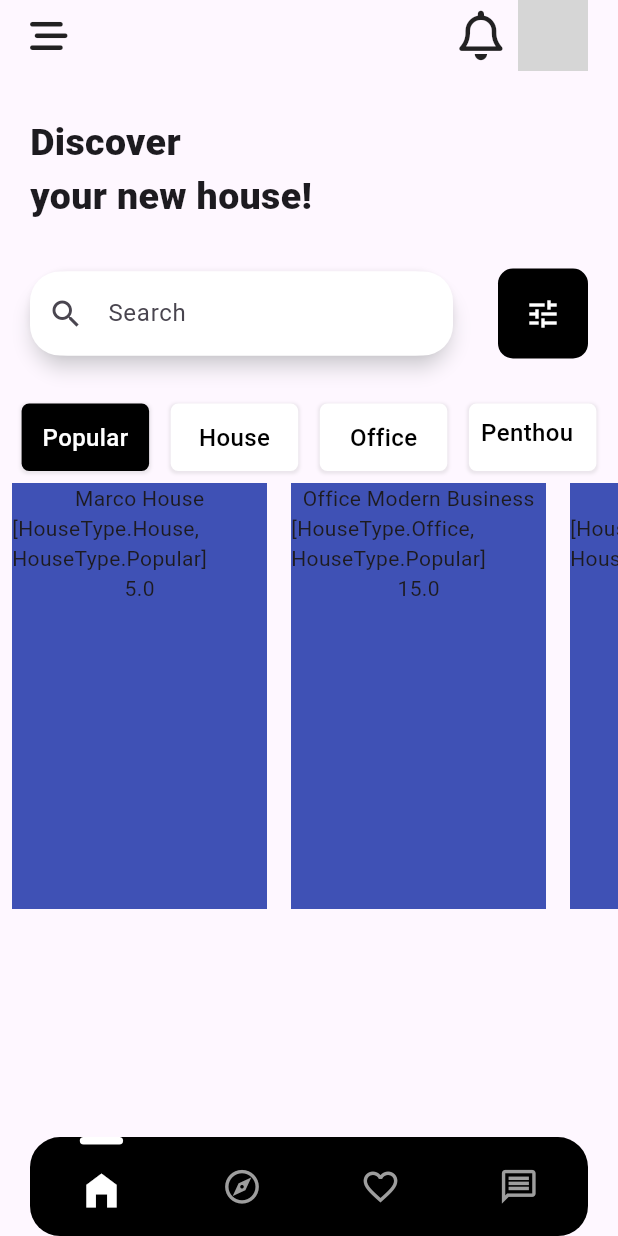
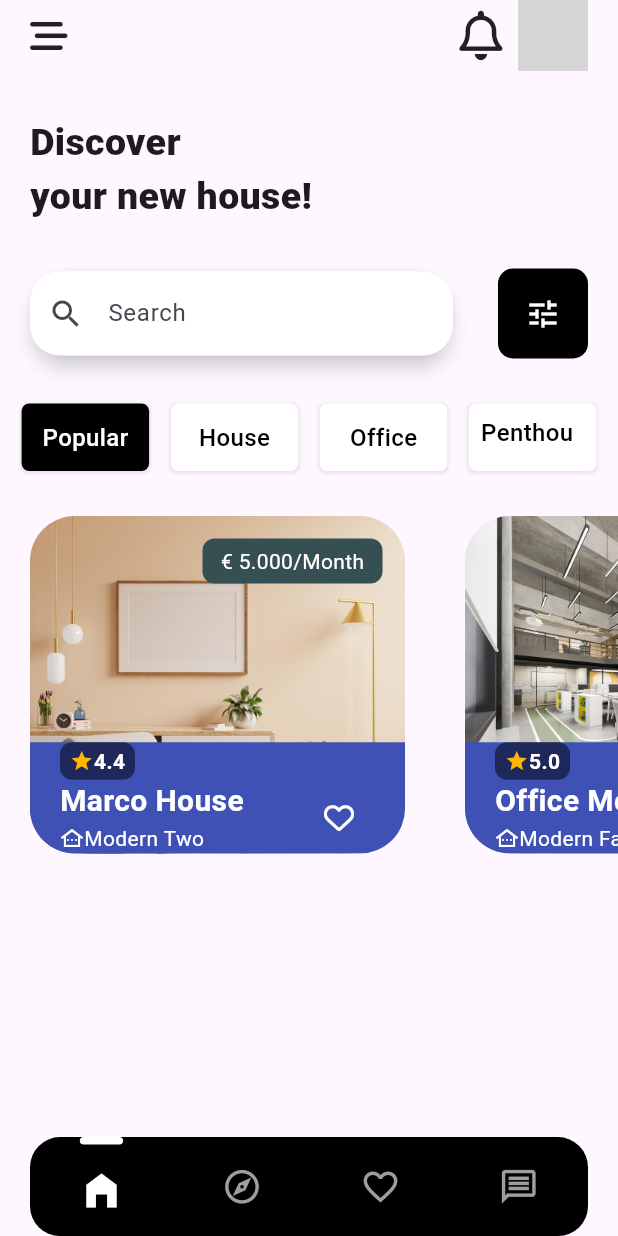
Before and after one commit to jhongo/Flutter_Rental_App, a Flutter app: the screen it shows after launch, on a phone screen of 412 x 824 dp. Run offline on Flutter 3.47's test engine with Material 3 defaults, Android fonts, the phone set to English and light mode, and no system bars; our stand-ins replace flutter_riverpod, font_awesome_flutter; network calls fail; grey boxes are pictures that could not be loaded.

Commit message:
👔 [ADD]: Better view property
[ADD]: Better view property

```diff
--- a/lib/infrastructure/datasource/property_datasourse.dart
+++ b/lib/infrastructure/datasource/property_datasourse.dart
@@ -23,7 +23,9 @@ const property = <Property>[
       'assets/imgs/houses/house-cook.jpg',
       'assets/imgs/houses/house-posters.jpg'
     ],
-    category: [HouseType.House]),
+    category: [HouseType.House],
+    model: 'Modern Two'
+    ),
 
   Property(
     mainImage: 'assets/imgs/houses/house-marco.jpg',
@@ -41,6 +43,7 @@ const property = <Property>[
       'assets/imgs/houses/house-modern.jpg',
       'assets/imgs/houses/house-bathdroom_two.jpg'
     ],
+    model: 'Modern Two',
     category: [HouseType.House, HouseType.Popular ]),
 
   Property(
@@ -51,6 +54,7 @@ const property = <Property>[
     qualitify: 4.4,
     name: 'Marco House',
     address: 'Philadephia, New York',
+
     price: 5.000,
     bedrooms: 2,
     bathrooms: 1,
@@ -59,6 +63,7 @@ const property = <Property>[
       'assets/imgs/houses/house-bathdroom_one.jpg',
       'assets/imgs/houses/house-posters.jpg'
     ],
+    model: 'Modern Two',
     category: [HouseType.House ]),
 
     /**
@@ -80,6 +85,7 @@ const property = <Property>[
         'assets/imgs/offices/office-bano.jpg',
         'assets/imgs/offices/office-conference.jpg',
       ],
+    model: 'Modern Family',
       category: [HouseType.Office, HouseType.Popular]),
 
     Property(
@@ -98,6 +104,7 @@ const property = <Property>[
         'assets/imgs/offices/office-boss.jpg',
         'assets/imgs/offices/ofiice-ext.jpg',
       ],
+      model: 'Model City',
       category: [HouseType.Office, HouseType.Popular]),
 
     Property(
@@ -116,6 +123,7 @@ const property = <Property>[
         'assets/imgs/offices/office-people.jpg',
         'assets/imgs/offices/office-bano.jpg',
       ],
+      model: 'Model Family',
       category: [HouseType.Office]),
 
     /***
@@ -137,6 +145,7 @@ const property = <Property>[
         'assets/imgs/penthouse/pnthouse-comple_two.jpg',
         'assets/imgs/penthouse/penthouse-comple.jpg',
       ],
+      model: 'Model Style',
       category: [HouseType.Penthouse] ),
     Property(
       mainImage: 'assets/imgs/penthouse/penthouse-name-two.jpg',
@@ -153,6 +162,7 @@ const property = <Property>[
         'assets/imgs/penthouse/penthouse-comple_four.jpg',
         'assets/imgs/penthouse/pnthouse-comple_two.jpg',
       ],
+      model: 'Model Vergel',
       category: [HouseType.Penthouse, HouseType.Popular] ),
 
     Property(
@@ -170,6 +180,7 @@ const property = <Property>[
         'assets/imgs/penthouse/penthouse-name-four.jpg',
         'assets/imgs/penthouse/penthouse-comple_three.jpg',
       ],
+      model: 'Model Two',
       category: [HouseType.Penthouse, HouseType.Popular] ),
 
 
--- a/lib/infrastructure/models/property.dart
+++ b/lib/infrastructure/models/property.dart
@@ -14,8 +14,9 @@ class Property {
   final double qualitify;
   final List<String> photos;
   final List<HouseType> category;
+  final String model;
 
-  const Property({
+  const Property( {
     required this.mainImage,
     required this.area,
     required this.livingrooms,
@@ -28,6 +29,7 @@ class Property {
     required this.bathrooms,
     required this.photos,
     required this.category,
+    required this.model,
   });
 
 }
--- a/lib/presentation/screens/home_screen/widgets/body_home.dart
+++ b/lib/presentation/screens/home_screen/widgets/body_home.dart
@@ -24,9 +24,9 @@ class BodyHome extends ConsumerWidget {
                 onTap: () => ref.read(stateItemFilter.notifier).state = HouseType.values[index]
                 // houseType: HouseType.values[index],
               );})),
-
+          SizedBox(height: 30),
           SizedBox(
-            height: 300,
+            height: 225,
             width: MediaQuery.of(context).size.width,
             child: ListView.builder(
               scrollDirection: Axis.horizontal,
--- a/lib/presentation/screens/home_screen/widgets/card_property.dart
+++ b/lib/presentation/screens/home_screen/widgets/card_property.dart
@@ -1,5 +1,6 @@
 import 'package:flutter/material.dart';
 import 'package:flutter_property_rental_ui/infrastructure/models/property.dart';
+import 'package:font_awesome_flutter/font_awesome_flutter.dart';
 
 class CardProperty extends StatelessWidget {
 
@@ -9,20 +10,141 @@ class CardProperty extends StatelessWidget {
   @override
   Widget build(BuildContext context) {
     return Padding(
-      padding: const EdgeInsets.all(8.0),
-      child: SizedBox(
-        height: 60,
-        width: 170,
-        child: DecoratedBox(decoration: BoxDecoration(color: Colors.indigo),
-        child: Column(
-          children: [
-            Text(property.name),
-            Text(property.category.toString() ),
-            Text(property.price.toString())
-          ],
-        ),
+      padding: const EdgeInsets.symmetric(horizontal: 20),
+      child: ClipRRect(
+        borderRadius: BorderRadius.circular(30),
+        child: SizedBox(
+          width: 250,
+          child: DecoratedBox(
+            decoration: BoxDecoration(
+              color: Colors.indigo,
+              borderRadius: BorderRadius.circular(40)),
+          child: Stack(
+            children: [
+              BackgroundCard(property: property),
+              Positioned(right: 0, child: _ItemPrice(property: property)),
+              Positioned(
+                bottom: 0,
+                right: 0,
+                left: 0,
+                child: SizedBox(
+                  width: MediaQuery.of(context).size.width,
+                  height: MediaQuery.of(context).size.height * 0.09,
+                  child: DecoratedBox(
+                    decoration: const BoxDecoration(
+                      color: Colors.indigo,
+                    ),
+                    child: Padding(
+                      padding: const EdgeInsets.symmetric(horizontal: 20),
+                      child: Column(
+                        crossAxisAlignment: CrossAxisAlignment.start,
+                        children: [
+                          SizedBox(
+                            width: 50,
+                            height: 25,
+                            child: DecoratedBox(
+                              decoration: BoxDecoration(
+                                color: Colors.black.withOpacity(0.5),
+                                borderRadius: BorderRadius.circular(8)
+                              ),
+                              child: Row(
+                                mainAxisAlignment: MainAxisAlignment.center,
+                                children: [
+                                  const Icon(Icons.star, color: Color(0xFFffb703), size: 16,),
+                                  Text(property.qualitify.toString(),style: const TextStyle(color: Colors.white,
+                                      fontWeight: FontWeight.w700, fontSize: 14
+                                    ),
+                                  ),
+                                ],
+                              ),
+                            )
+                          ),
+
+                          Row(
+                            children: [
+                              Expanded(
+                                child: Column(
+                                  crossAxisAlignment: CrossAxisAlignment.start,
+                                  children: [
+                                    Text(property.name, style: TextStyle(fontSize: 20,color: Colors.white, fontWeight: FontWeight.bold), maxLines: 1,overflow: TextOverflow.ellipsis, ),
+                                    Row(
+                                      children: [
+                                        Icon(Icons.other_houses_outlined, color: Colors.white, size: 16,),
+                                        Text(property.model, style: const TextStyle(color: Colors.white))
+                                      ],
+                                    )
+                                  ],
+                                ),
+                              ),
+                              IconButton(onPressed:(){},
+                              icon: FaIcon(FontAwesomeIcons.heart, color: Colors.white, size: 20)
+                              )
+                            ],
+                          )
+
+                        ],
+                      ),
+                    ) ,
+                  ),
+                ),
+              )
+            ],
+          )
+          ),
         ),
       ),
     );
   }
 }
+
+class _ItemPrice extends StatelessWidget {
+  const _ItemPrice({
+    super.key,
+    required this.property,
+  });
+
+  final Property property;
+
+  @override
+  Widget build(BuildContext context) {
+    return Padding(
+      padding: const EdgeInsets.fromLTRB(0, 15, 15, 0),
+      child: SizedBox.fromSize(
+        size: const Size(120, 30),
+        child: DecoratedBox(
+          decoration: BoxDecoration(
+            borderRadius: BorderRadius.circular(8),
+            color: const Color(0xFF354f52)
+          ),
+          child: Row(
+            mainAxisAlignment: MainAxisAlignment.center,
+            children: [
+              Text('€ ${property.price.toStringAsFixed(3)}/Month', style: const TextStyle(color: Colors.white), ),
+            ],
+          ),
+          ),
+      ),
+    );
+  }
+}
+
+class BackgroundCard extends StatelessWidget {
+  const BackgroundCard({
+    super.key,
+    required this.property,
+  });
+
+  final Property property;
+
+  @override
+  Widget build(BuildContext context) {
+    return SizedBox(
+      height: MediaQuery.of(context).size.height,
+      width: MediaQuery.of(context).size.width,
+      child: Image.asset(
+        property.mainImage,
+        fit: BoxFit.cover,
+      ),
+    );
+  }
+}
```
